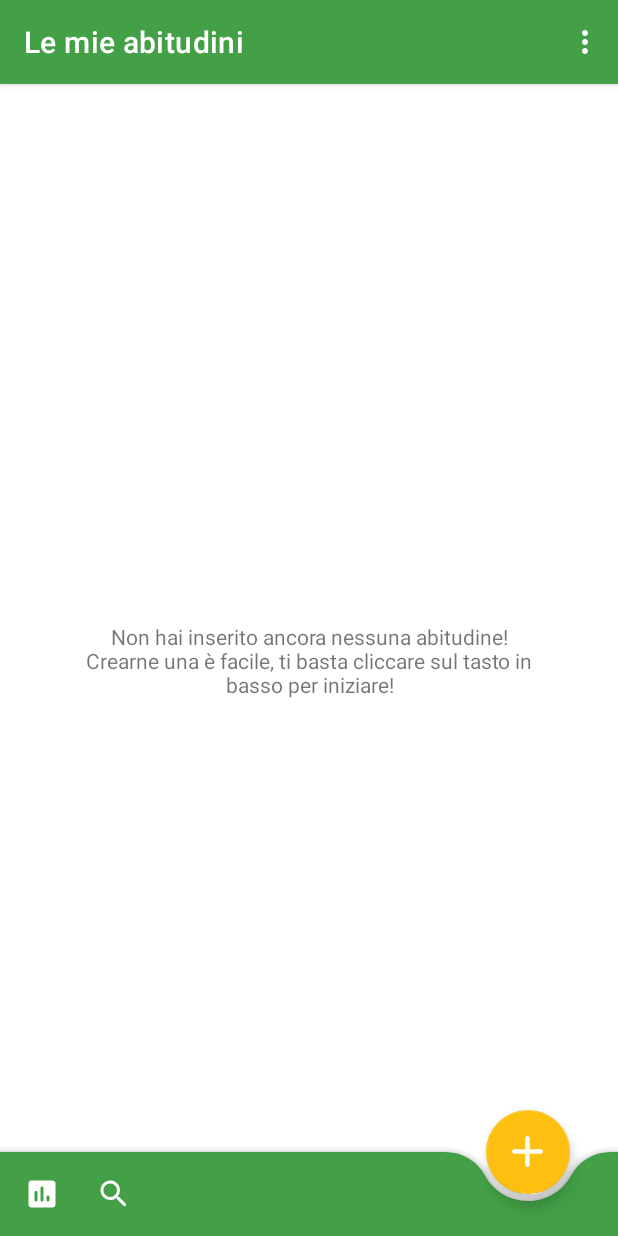
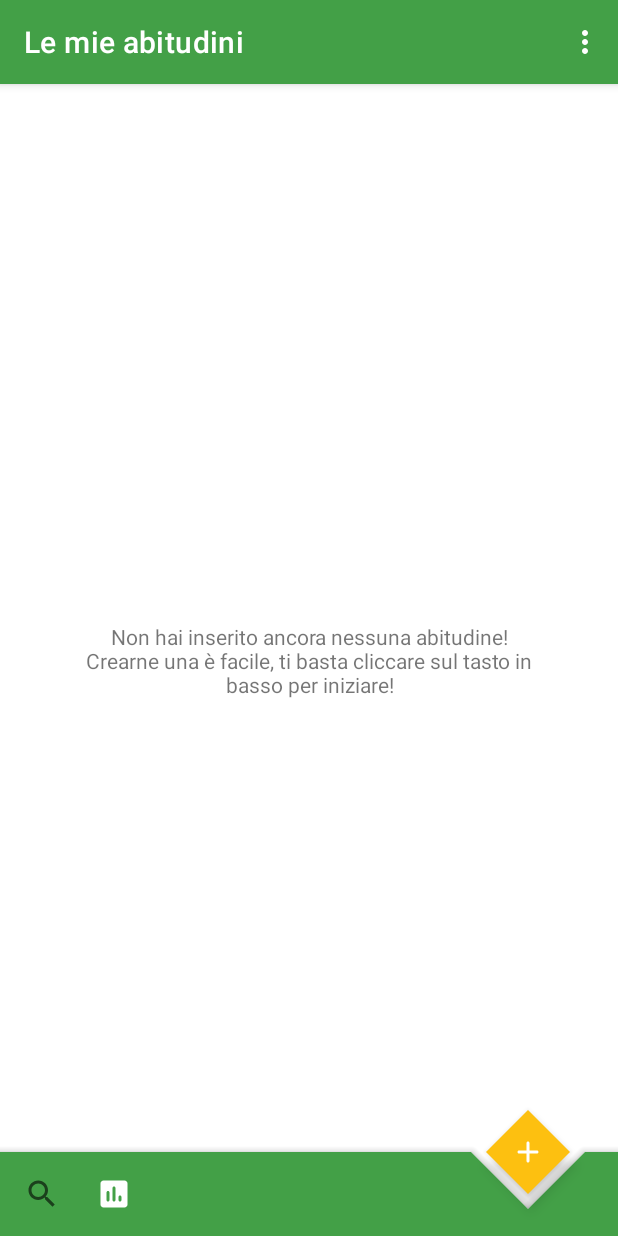
Before and after one commit to Juuzen/Sprout, an Android app: the screen it shows after launch (MainActivity), on a phone screen of 412 x 824 dp. Run offline under Robolectric (Android 15) with nearby library versions, the phone set to English and light mode, and no system bars; libraries missing offline, so code that uses them is left out: com.facebook.stetho, com.uphyca.stetho_realm, io.realm; 2 statements that could not run were skipped.

Commit message:
Diamond FAB

```diff
--- a/app/src/main/java/com/hcifedii/sprout/MainActivity.java
+++ b/app/src/main/java/com/hcifedii/sprout/MainActivity.java
@@ -10,9 +10,14 @@ import android.view.MenuItem;
 
 import android.widget.Toast;
 
+import com.google.android.material.bottomappbar.BottomAppBar;
+import com.google.android.material.bottomappbar.BottomAppBarTopEdgeTreatment;
 import com.google.android.material.floatingactionbutton.FloatingActionButton;
+import com.google.android.material.shape.MaterialShapeDrawable;
 
 public class MainActivity extends AppCompatActivity {
+
+    private static final String logcatTag = "Sprout - MainActivity";
 
     @Override
     protected void onCreate(Bundle savedInstanceState) {
@@ -29,6 +34,11 @@ public class MainActivity extends AppCompatActivity {
 
             startActivity(intent);
         });
+
+
+        BottomAppBar bar = findViewById(R.id.bottomAppBar);
+        cutBottomAppEdge(bar);
+
 
     }
 
@@ -53,4 +63,24 @@ public class MainActivity extends AppCompatActivity {
                 return super.onOptionsItemSelected(item);
         }
     }
+
+
+    /**
+     * @param bar
+     */
+    private void cutBottomAppEdge(BottomAppBar bar) {
+        BottomAppBarTopEdgeTreatment topEdge = new SproutBottomAppBarCutCornersTopEdge(
+                bar.getFabCradleMargin(),
+                bar.getFabCradleRoundedCornerRadius(),
+                bar.getCradleVerticalOffset());
+        MaterialShapeDrawable babBackground = (MaterialShapeDrawable) bar.getBackground();
+        //It requires 1.1.0-alpha10
+        babBackground.setShapeAppearanceModel(
+                babBackground.getShapeAppearanceModel()
+                        .toBuilder()
+                        .setTopEdge(topEdge)
+                        .build());
+    }
+
+
 }
--- /dev/null
+++ b/app/src/main/java/com/hcifedii/sprout/SproutBottomAppBarCutCornersTopEdge.java
@@ -0,0 +1,67 @@
+package com.hcifedii.sprout;
+/*
+ * Copyright 2018 The Android Open Source Project
+ *
+ * Licensed under the Apache License, Version 2.0 (the "License");
+ * you may not use this file except in compliance with the License.
+ * You may obtain a copy of the License at
+ *
+ *     http://www.apache.org/licenses/LICENSE-2.0
+ *
+ * Unless required by applicable law or agreed to in writing, software
+ * distributed under the License is distributed on an "AS IS" BASIS,
+ * WITHOUT WARRANTIES OR CONDITIONS OF ANY KIND, either express or implied.
+ * See the License for the specific language governing permissions and
+ * limitations under the License.
+ */
+
+
+import android.annotation.SuppressLint;
+
+import com.google.android.material.bottomappbar.BottomAppBar;
+import com.google.android.material.bottomappbar.BottomAppBarTopEdgeTreatment;
+import com.google.android.material.floatingactionbutton.FloatingActionButton;
+import com.google.android.material.shape.ShapePath;
+
+/**
+ * A {@link BottomAppBar} top edge that works with a Diamond shaped {@link FloatingActionButton}
+ */
+public class SproutBottomAppBarCutCornersTopEdge extends BottomAppBarTopEdgeTreatment {
+
+    private final float fabMargin;
+    private final float cradleVerticalOffset;
+
+    SproutBottomAppBarCutCornersTopEdge(
+            float fabMargin, float roundedCornerRadius, float cradleVerticalOffset) {
+        super(fabMargin, roundedCornerRadius, cradleVerticalOffset);
+        this.fabMargin = fabMargin;
+        this.cradleVerticalOffset = cradleVerticalOffset;
+    }
+
+    @Override
+    @SuppressWarnings("RestrictTo")
+    public void getEdgePath(float length, float center, float interpolation, ShapePath shapePath) {
+        @SuppressLint("RestrictedApi") float fabDiameter = getFabDiameter();
+        if (fabDiameter == 0) {
+            shapePath.lineTo(length, 0);
+            return;
+        }
+
+        float diamondSize = fabDiameter / 2f;
+        @SuppressLint("RestrictedApi") float middle = center + getHorizontalOffset();
+
+        float verticalOffsetRatio = cradleVerticalOffset / diamondSize;
+        if (verticalOffsetRatio >= 1.0f) {
+            shapePath.lineTo(length, 0);
+            return;
+        }
+
+        shapePath.lineTo(middle - (fabMargin + diamondSize - cradleVerticalOffset), 0);
+
+        shapePath.lineTo(middle, (diamondSize - cradleVerticalOffset + fabMargin) * interpolation);
+
+        shapePath.lineTo(middle + (fabMargin + diamondSize - cradleVerticalOffset), 0);
+
+        shapePath.lineTo(length, 0);
+    }
+}
--- a/app/src/main/res/layout/activity_main.xml
+++ b/app/src/main/res/layout/activity_main.xml
@@ -42,19 +42,20 @@
         android:id="@+id/bottomAppBar"
         android:layout_width="match_parent"
         android:layout_height="wrap_content"
-        android:layout_gravity="bottom"
-        android:backgroundTint="@color/primaryColor"
+        style="@style/SproutBottomAppBar"
         app:fabAlignmentMode="end"
-        app:fabCradleRoundedCornerRadius="30dp"
+        app:fabCradleRoundedCornerRadius="0dp"
+        app:fabCradleMargin="10dp"
+        app:hideOnScroll="true"
         app:menu="@menu/bottom_app_bar_menu"/>
 
     <com.google.android.material.floatingactionbutton.FloatingActionButton
         android:id="@+id/fabAddButton"
         android:layout_width="wrap_content"
         android:layout_height="wrap_content"
+        app:shapeAppearance="@style/FabDiamondOverlay"
         android:src="@drawable/ic_add_24"
         app:layout_anchor="@id/bottomAppBar"
-        app:maxImageSize="35dp"
         app:tint="@color/whiteColor" />
 
 </androidx.coordinatorlayout.widget.CoordinatorLayout>
--- a/app/src/main/res/menu/bottom_app_bar_menu.xml
+++ b/app/src/main/res/menu/bottom_app_bar_menu.xml
@@ -1,6 +1,16 @@
 <?xml version="1.0" encoding="utf-8"?>
 <menu xmlns:android="http://schemas.android.com/apk/res/android"
     xmlns:app="http://schemas.android.com/apk/res-auto">
+
+    <item
+        android:id="@+id/search"
+        android:contentDescription="@string/searchContentDescription"
+        android:icon="@drawable/ic_search_24"
+        android:title="@string/searchMenuTitle"
+
+        app:actionViewClass="android.widget.SearchView"
+        app:showAsAction="always" />
+
     <item
         android:id="@+id/statsItem"
         android:contentDescription="@string/statsContentDescription"
@@ -8,10 +18,5 @@
         android:title="@string/statsMenuTitle"
         app:showAsAction="always" />
 
-    <item
-        android:id="@+id/search"
-        android:contentDescription="@string/searchContentDescription"
-        android:icon="@drawable/ic_search_24"
-        android:title="@string/searchMenuTitle"
-        app:showAsAction="always" />
+
 </menu>
--- a/app/src/main/res/values/styles.xml
+++ b/app/src/main/res/values/styles.xml
@@ -7,6 +7,8 @@
         <item name="colorSecondary">@color/secondaryColor</item>
         <item name="colorAccent">@color/secondaryColor</item>
         <item name="colorError">@color/redColor</item>
+        <item name="iconTint">@color/whiteColor</item>
+
 
     </style>
 
@@ -49,4 +51,19 @@
 
     </style>
 
+
+    <style name="SproutBottomAppBar" parent="Widget.MaterialComponents.BottomAppBar">
+
+        <item name="android:layout_gravity">bottom</item>
+        <item name="android:backgroundTint">@color/primaryColor</item>
+        <item name="android:foregroundTint">@color/whiteColor</item>
+
+    </style>
+
+    <style name="FabDiamondOverlay" parent="">
+        <item name="cornerFamily">cut</item>
+        <item name="cornerSize">8dp</item>
+    </style>
+
+
 </resources>
--- a/build.gradle
+++ b/build.gradle
@@ -9,7 +9,7 @@ buildscript {
         maven { url 'https://github.com/uPhyca/stetho-realm/raw/master/maven-repo' }
     }
     dependencies {
-        classpath "com.android.tools.build:gradle:4.0.0"
+        classpath 'com.android.tools.build:gradle:4.0.1'
         classpath "io.realm:realm-gradle-plugin:7.0.0-beta-SNAPSHOT"
     }
 }
```
